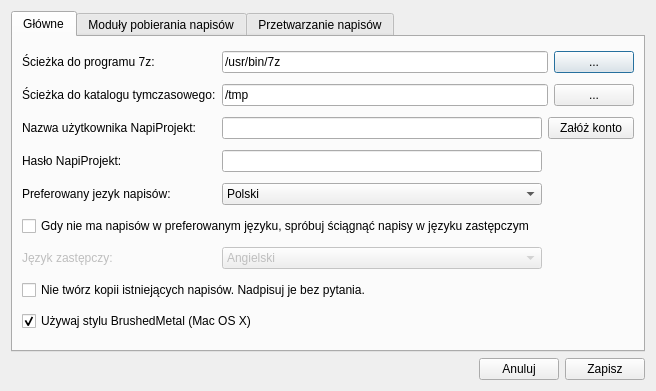
The window that ui/frmoptions.ui (QNapi/qnapi) describes before a commit, drawn with Qt 5.
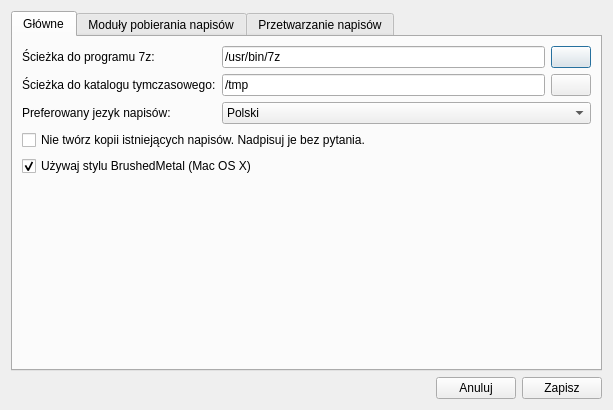
The same window after the commit. The open tabs and pages were chosen to show the change. Icons and pictures are not drawn.

Commit message: Wersja robocza

Patch:
```diff
--- a/ui/frmoptions.ui
+++ b/ui/frmoptions.ui
@@ -5,8 +5,8 @@
    <rect>
     <x>0</x>
     <y>0</y>
-    <width>656</width>
-    <height>391</height>
+    <width>613</width>
+    <height>410</height>
    </rect>
   </property>
   <property name="windowTitle" >
@@ -26,7 +26,7 @@
       <attribute name="title" >
        <string>Główne</string>
       </attribute>
-      <layout class="QGridLayout" >
+      <layout class="QGridLayout" name="gridLayout" >
        <item row="0" column="0" >
         <widget class="QLabel" name="lb7zPath" >
          <property name="text" >
@@ -34,7 +34,7 @@
          </property>
         </widget>
        </item>
-       <item row="0" column="1" colspan="2" >
+       <item row="0" column="1" >
         <widget class="QLineEdit" name="le7zPath" >
          <property name="text" >
           <string>/usr/bin/7z</string>
@@ -47,10 +47,14 @@
          </property>
         </widget>
        </item>
-       <item row="0" column="3" >
+       <item row="0" column="2" >
         <widget class="QPushButton" name="pb7zPathSelect" >
          <property name="text" >
-          <string>...</string>
+          <string/>
+         </property>
+         <property name="icon" >
+          <iconset resource="../res/resources.qrc" >
+           <normaloff>:/ui/folder.png</normaloff>:/ui/folder.png</iconset>
          </property>
         </widget>
        </item>
@@ -61,66 +65,32 @@
          </property>
         </widget>
        </item>
-       <item row="1" column="1" colspan="2" >
+       <item row="1" column="1" >
         <widget class="QLineEdit" name="leTmpPath" >
          <property name="text" >
           <string>/tmp</string>
          </property>
         </widget>
        </item>
-       <item row="1" column="3" >
+       <item row="1" column="2" >
         <widget class="QPushButton" name="pbTmpPathSelect" >
          <property name="text" >
-          <string>...</string>
+          <string/>
+         </property>
+         <property name="icon" >
+          <iconset resource="../res/resources.qrc" >
+           <normaloff>:/ui/folder.png</normaloff>:/ui/folder.png</iconset>
          </property>
         </widget>
        </item>
        <item row="2" column="0" >
-        <widget class="QLabel" name="lbNick" >
-         <property name="text" >
-          <string>Nazwa użytkownika NapiProjekt:</string>
-         </property>
-        </widget>
-       </item>
-       <item row="2" column="1" >
-        <widget class="QLineEdit" name="leNick" >
-         <property name="text" >
-          <string/>
-         </property>
-        </widget>
-       </item>
-       <item row="2" column="2" colspan="2" >
-        <widget class="QPushButton" name="pbRegister" >
-         <property name="text" >
-          <string>Załóż konto</string>
-         </property>
-        </widget>
-       </item>
-       <item row="3" column="0" >
-        <widget class="QLabel" name="lbPass" >
-         <property name="text" >
-          <string>Hasło NapiProjekt:</string>
-         </property>
-        </widget>
-       </item>
-       <item row="3" column="1" >
-        <widget class="QLineEdit" name="lePass" >
-         <property name="text" >
-          <string/>
-         </property>
-         <property name="echoMode" >
-          <enum>QLineEdit::Password</enum>
-         </property>
-        </widget>
-       </item>
-       <item row="4" column="0" >
         <widget class="QLabel" name="lbLang" >
          <property name="text" >
           <string>Preferowany jezyk napisów:</string>
          </property>
         </widget>
        </item>
-       <item row="4" column="1" >
+       <item row="2" column="1" colspan="2" >
         <widget class="QComboBox" name="cbLang" >
          <item>
           <property name="text" >
@@ -134,14 +104,14 @@
          </item>
         </widget>
        </item>
-       <item row="8" column="0" colspan="4" >
+       <item row="3" column="0" colspan="3" >
         <widget class="QCheckBox" name="cbNoBackup" >
          <property name="text" >
           <string>Nie twórz kopii istniejących napisów. Nadpisuj je bez pytania.</string>
          </property>
         </widget>
        </item>
-       <item row="9" column="0" colspan="4" >
+       <item row="4" column="0" colspan="3" >
         <widget class="QCheckBox" name="cbUseBrushedMetal" >
          <property name="text" >
           <string>Używaj stylu BrushedMetal (Mac OS X)</string>
@@ -151,72 +121,26 @@
          </property>
         </widget>
        </item>
-       <item row="6" column="0" colspan="4" >
-        <widget class="QCheckBox" name="cbDownloadSecondaryLang" >
-         <property name="text" >
-          <string>Gdy nie ma napisów w preferowanym języku, spróbuj ściągnąć napisy w języku zastępczym</string>
+       <item row="5" column="0" colspan="3" >
+        <spacer name="verticalSpacer" >
+         <property name="orientation" >
+          <enum>Qt::Vertical</enum>
          </property>
-        </widget>
-       </item>
-       <item row="7" column="0" >
-        <widget class="QLabel" name="lbSecondaryLang" >
-         <property name="enabled" >
-          <bool>false</bool>
-         </property>
-         <property name="text" >
-          <string>Język zastępczy:</string>
-         </property>
-        </widget>
-       </item>
-       <item row="7" column="1" >
-        <widget class="QComboBox" name="cbSecondaryLang" >
-         <property name="enabled" >
-          <bool>false</bool>
-         </property>
-         <item>
-          <property name="text" >
-           <string>Angielski</string>
-          </property>
-         </item>
-         <item>
-          <property name="text" >
-           <string>Polski</string>
-          </property>
-         </item>
-        </widget>
-       </item>
-      </layout>
-     </widget>
-     <widget class="QWidget" name="tabDownloadEngines" >
-      <attribute name="title" >
-       <string>Moduły pobierania napisów</string>
-      </attribute>
-      <layout class="QGridLayout" >
-       <item rowspan="8" row="1" column="0" >
-        <widget class="QListWidget" name="lwEngines" >
-         <property name="sizePolicy" >
-          <sizepolicy vsizetype="Minimum" hsizetype="Expanding" >
-           <horstretch>0</horstretch>
-           <verstretch>0</verstretch>
-          </sizepolicy>
-         </property>
-         <property name="dragDropMode" >
-          <enum>QAbstractItemView::InternalMove</enum>
-         </property>
-         <property name="gridSize" >
+         <property name="sizeHint" stdset="0" >
           <size>
-           <width>0</width>
-           <height>18</height>
+           <width>568</width>
+           <height>172</height>
           </size>
          </property>
-         <property name="selectionRectVisible" >
-          <bool>true</bool>
-         </property>
-         <property name="currentRow" >
-          <number>-1</number>
-         </property>
-        </widget>
+        </spacer>
        </item>
+      </layout>
+     </widget>
+     <widget class="QWidget" name="tabDownloadEngines" >
+      <attribute name="title" >
+       <string>Moduły pobierania napisów</string>
+      </attribute>
+      <layout class="QGridLayout" name="gridLayout_2" >
        <item row="0" column="0" >
         <widget class="QLabel" name="lbAvailableEngines" >
          <property name="text" >
```
Left out of the diff: 166 changed lines with no effect on the pictures.
